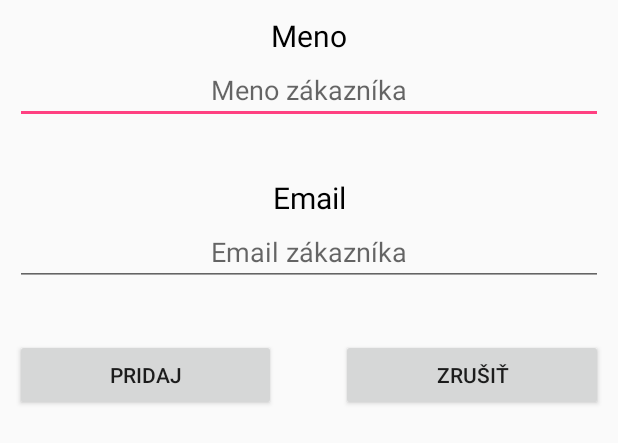
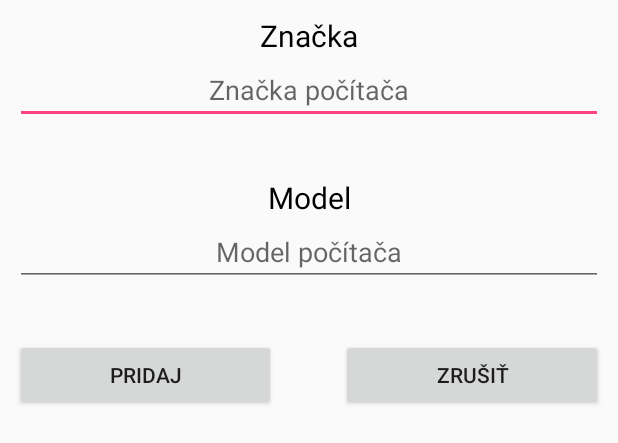
Before and after one commit to Cryth/OpravyPCAndroid, an Android app: the layout activity_pridaj_computer.xml on its own in the app's theme, with its tools: preview values and no code run, on a phone screen of 412 x 824 dp. Shown: the top 443 px of the screen. Run offline under Robolectric (Android 15) with nearby library versions, the phone set to English and light mode, and no system bars.

Commit message:
fungujuce pridanie/mazanie a vypis pocitacov pre konkretnych zakaznikov pridanie noveho menu pre computers

```diff
--- a/app/src/main/AndroidManifest.xml
+++ b/app/src/main/AndroidManifest.xml
@@ -17,7 +17,8 @@
             </intent-filter>
         </activity>
         <activity android:name=".computersActivity" />
-        <activity android:name=".pridajCustomer"></activity>
+        <activity android:name=".pridajCustomer" />
+        <activity android:name=".pridajComputer"></activity>
     </application>
 
 </manifest>
--- a/app/src/main/java/com/example/splat/tarika_opravypc/MainActivity.java
+++ b/app/src/main/java/com/example/splat/tarika_opravypc/MainActivity.java
@@ -73,7 +73,7 @@ public class MainActivity extends AppCompatActivity {
                         dbh.deleteCustomer(ID);
                         PripojAdapter();
                         dialogInterface.dismiss();
-                        Toast.makeText(MainActivity.this, "Mažem", Toast.LENGTH_SHORT).show();
+                        Toast.makeText(MainActivity.this, "Zmazané", Toast.LENGTH_SHORT).show();
                     }
                 }).setNegativeButton("Nie", new DialogInterface.OnClickListener() {
                     @Override
--- a/app/src/main/res/layout/activity_main.xml
+++ b/app/src/main/res/layout/activity_main.xml
@@ -18,9 +18,15 @@
         android:textAlignment="center"
         />
 
+    <Space
+        android:layout_width="match_parent"
+        android:layout_height="20dp" />
+
     <ListView
+        android:layout_margin="5dp"
         android:id="@+id/listcustomer"
         android:layout_width="match_parent"
         android:layout_height="match_parent"
         />
+
 </LinearLayout>
--- a/app/src/main/res/layout/activity_pridaj_customer.xml
+++ b/app/src/main/res/layout/activity_pridaj_computer.xml
@@ -5,28 +5,27 @@
     android:layout_width="match_parent"
     android:layout_height="match_parent"
     android:orientation="vertical"
-    android:layout_gravity="center_horizontal"
     android:layout_margin="10dp"
-    tools:context="com.example.splat.tarika_opravypc.pridajCustomer">
+    tools:context="com.example.splat.tarika_opravypc.pridajComputer">
 
     <TextView
-        android:id="@+id/menoHead"
+        android:id="@+id/brandHead"
         android:layout_width="match_parent"
         android:layout_height="wrap_content"
-        android:text="Meno"
+        android:text="Značka"
         android:textColor="@android:color/black"
         android:textSize="20sp"
         android:textAlignment="center"/>
 
     <EditText
-        android:id="@+id/menoEnter"
+        android:id="@+id/brandEnter"
         android:layout_width="match_parent"
         android:layout_height="wrap_content"
         android:ems="10"
         android:textSize="18sp"
         android:inputType="textPersonName"
         android:textAlignment="center"
-        android:hint="Meno zákazníka"
+        android:hint="Značka počítača"
         />
 
     <Space
@@ -35,10 +34,10 @@
         />
 
     <TextView
-        android:id="@+id/emailHead"
+        android:id="@+id/modelHead"
         android:layout_width="match_parent"
         android:layout_height="wrap_content"
-        android:text="Email"
+        android:text="Model"
         android:textSize="20sp"
         android:textAlignment="center"
         android:textColor="@android:color/black"
@@ -46,12 +45,12 @@
 
 
     <EditText
-        android:id="@+id/emailEnter"
+        android:id="@+id/modelEnter"
         android:layout_width="match_parent"
         android:layout_height="wrap_content"
         android:ems="10"
-        android:hint="Email zákazníka"
-        android:inputType="textEmailAddress"
+        android:hint="Model počítača"
+        android:inputType="textPersonName"
         android:textAlignment="center"
         android:textColor="@android:color/black"
         android:textSize="18sp"
@@ -61,6 +60,7 @@
         android:layout_width="match_parent"
         android:layout_height="35dp"
         />
+
 
     <LinearLayout
         android:layout_width="match_parent"
@@ -72,7 +72,7 @@
             android:layout_width="wrap_content"
             android:layout_height="wrap_content"
             android:layout_weight="1"
-            android:text="pridaj"
+            android:text="Pridaj"
             android:onClick="pridanie"/>
 
         <Space
@@ -88,5 +88,4 @@
             android:text="Zrušiť"
             android:onClick="zrusenie"/>
     </LinearLayout>
-
 </LinearLayout>
--- a/app/src/main/res/layout/list_computer.xml
+++ b/app/src/main/res/layout/list_computer.xml
@@ -7,7 +7,7 @@
     <TextView
         android:id="@+id/listBrand"
         android:layout_width="wrap_content"
-        android:layout_height="wrap_content"
+        android:layout_height="20dp"
         android:layout_weight="1"
         android:text="TextView"
         android:textAlignment="center"
@@ -18,7 +18,7 @@
     <TextView
         android:id="@+id/listModel"
         android:layout_width="wrap_content"
-        android:layout_height="wrap_content"
+        android:layout_height="20dp"
         android:layout_weight="1"
         android:text="TextView"
         android:textAlignment="center"
--- a/app/src/main/res/layout/list_customer.xml
+++ b/app/src/main/res/layout/list_customer.xml
@@ -6,7 +6,7 @@
     <TextView
         android:id="@+id/listMeno"
         android:layout_width="wrap_content"
-        android:layout_height="wrap_content"
+        android:layout_height="25dp"
         android:text="meno"
         android:layout_weight="1"
         android:textAlignment="center"
@@ -18,7 +18,7 @@
     <TextView
         android:id="@+id/dvojbodka"
         android:layout_width="wrap_content"
-        android:layout_height="wrap_content"
+        android:layout_height="25dp"
         android:layout_weight="0.05"
         android:textAlignment="center"
         android:textColor="@android:color/black"
@@ -28,7 +28,7 @@
     <TextView
         android:id="@+id/listEmail"
         android:layout_width="wrap_content"
-        android:layout_height="wrap_content"
+        android:layout_height="25dp"
         android:layout_weight="1"
         android:text="email"
         android:textSize="16sp"
```
Also changed, not shown: app/src/main/java/com/example/splat/tarika_opravypc/computersActivity.java (+85 -0 lines), app/src/main/java/com/example/splat/tarika_opravypc/pridajComputer.java (added, +38 -0 lines), app/src/main/res/menu/menu_computer.xml (added, +7 -0 lines).
